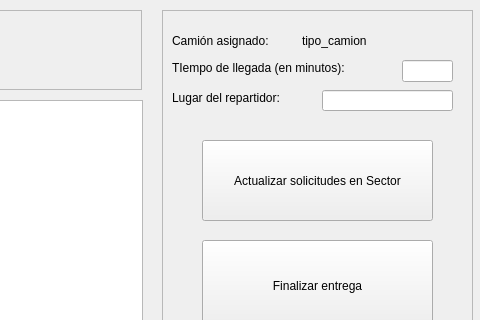
Above: Flipigas/usuario.ui from emedemarcelo/FlipigasTEL102 before the change; both pictures show x 358 to 838 and y 0 to 320 of the 838 by 437 pixel window. Below: the same form after it.
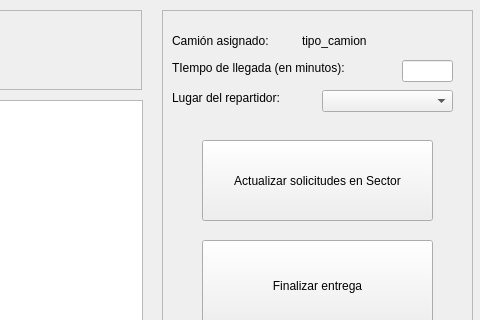
That is the form after the change.

```diff
--- a/Flipigas/usuario.ui
+++ b/Flipigas/usuario.ui
@@ -146,16 +146,6 @@
       <string>Lugar del repartidor: </string>
      </property>
     </widget>
-    <widget class="QLineEdit" name="LugarRepartidor">
-     <property name="geometry">
-      <rect>
-       <x>160</x>
-       <y>80</y>
-       <width>131</width>
-       <height>21</height>
-      </rect>
-     </property>
-    </widget>
     <widget class="QPushButton" name="UpdateSolicitudesButton">
      <property name="geometry">
       <rect>
@@ -208,6 +198,16 @@
       <string>Volver al menú principal</string>
      </property>
     </widget>
+    <widget class="QComboBox" name="CerrosRepartidor">
+     <property name="geometry">
+      <rect>
+       <x>160</x>
+       <y>80</y>
+       <width>131</width>
+       <height>22</height>
+      </rect>
+     </property>
+    </widget>
    </widget>
   </widget>
  </widget>
```
